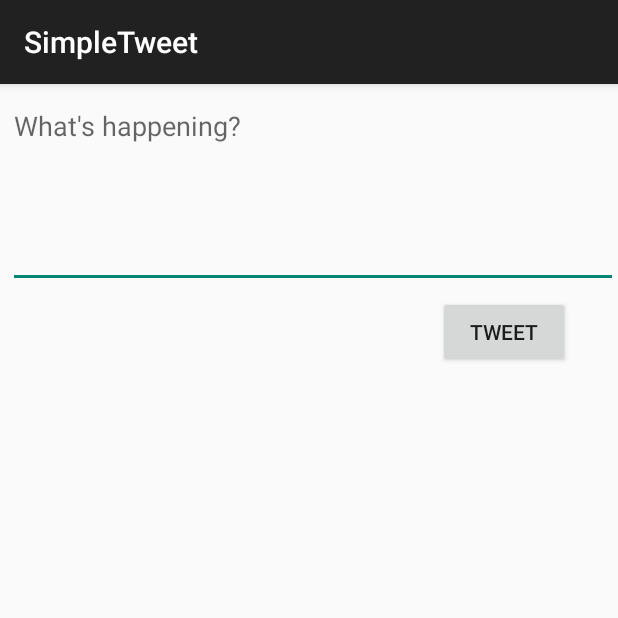
After one commit to kimberly-kao/SimpleTweet, an Android app: the ComposeActivity screen opened directly, with no data from a screen before it, on a phone screen of 412 x 824 dp, the top half of it. The commit adds this screen. Run offline under Robolectric (Android 15) with nearby library versions, the phone set to English and light mode, and no system bars; our stand-ins replace Room's generated code; libraries missing offline, so code that uses them is left out: com.codepath.asynchttpclient, com.facebook.stetho, org.parceler; 1 statement that could not run was skipped.

Commit message:
Can now edit and post on app

```diff
--- a/app/build.gradle
+++ b/app/build.gradle
@@ -51,4 +51,6 @@ dependencies {
     annotationProcessor "androidx.room:room-compiler:$room_version"
     implementation 'com.facebook.stetho:stetho:1.5.1'
     implementation 'androidx.swiperefreshlayout:swiperefreshlayout:1.0.0'
+    implementation 'org.parceler:parceler-api:1.1.12'
+    annotationProcessor 'org.parceler:parceler:1.1.12'
 }
--- a/app/src/main/AndroidManifest.xml
+++ b/app/src/main/AndroidManifest.xml
@@ -13,7 +13,8 @@
         android:icon="@drawable/ic_launcher"
         android:label="@string/app_name"
         android:theme="@style/AppTheme">
-        <activity android:name=".TimelineActivity"></activity>
+        <activity android:name=".ComposeActivity"></activity>
+        <activity android:name=".TimelineActivity" />
         <activity
             android:name=".LoginActivity"
             android:label="@string/app_name"
--- /dev/null
+++ b/app/src/main/java/com/codepath/apps/restclienttemplate/ComposeActivity.java
@@ -0,0 +1,85 @@
+package com.codepath.apps.restclienttemplate;
+
+import androidx.appcompat.app.AppCompatActivity;
+
+import android.content.Intent;
+import android.os.Bundle;
+import android.os.Parcel;
+import android.util.Log;
+import android.view.View;
+import android.widget.Button;
+import android.widget.EditText;
+import android.widget.Toast;
+
+import com.codepath.apps.restclienttemplate.models.Tweet;
+import com.codepath.asynchttpclient.callback.JsonHttpResponseHandler;
+
+import org.json.JSONArray;
+import org.json.JSONException;
+import org.parceler.Parcels;
+
+import okhttp3.Headers;
+
+public class ComposeActivity extends AppCompatActivity {
+
+    public static final String TAG = "ComposeActivity";
+    public static final  int MAX_TWEET_LENGTH = 140;
+
+    EditText etCompose;
+    Button btnTweet;
+
+    TwitterClient client;
+
+    @Override
+    protected void onCreate(Bundle savedInstanceState) {
+        super.onCreate(savedInstanceState);
+        setContentView(R.layout.activity_compose);
+
+        client = TwitterApp.getRestClient(this);
+
+        etCompose = findViewById(R.id.etCompose);
+        btnTweet = findViewById(R.id.btnTweet);
+
+        // Set click listener on button
+        btnTweet.setOnClickListener(new View.OnClickListener() {
+            @Override
+            public void onClick(View view) {
+                String tweetContent = etCompose.getText().toString();
+                if(tweetContent.isEmpty()){
+                    Toast.makeText(ComposeActivity.this, "Sorry your tweet cannot be empty", Toast.LENGTH_SHORT).show();
+                    return;
+                }
+                if(tweetContent.length() > MAX_TWEET_LENGTH){
+                    Toast.makeText(ComposeActivity.this, "Sorry your tweet is too long", Toast.LENGTH_SHORT).show();
+                    return;
+                }
+                Toast.makeText(ComposeActivity.this, tweetContent, Toast.LENGTH_SHORT).show();
+                // Make an API call to Twitter to publish the tweet
+                client.publishTweet(tweetContent, new JsonHttpResponseHandler() {
+                    @Override
+                    public void onSuccess(int statusCode, Headers headers, JSON json) {
+                        Log.e(TAG, "onSuccess to publish tweet");
+                        try {
+                            Tweet tweet = Tweet.fromJson(json.jsonObject);
+                            Log.i(TAG, "Published tweet says: " + tweet);
+                            Intent intent = new Intent();
+                            intent.putExtra("tweet", Parcels.wrap(tweet));
+                            // Set result code and bundle up for response
+                            setResult(RESULT_OK, intent);
+                            // closes the activity, pass data to parent
+                            finish();
+                        } catch (JSONException e) {
+                            e.printStackTrace();
+                        }
+                    }
+
+                    @Override
+                    public void onFailure(int statusCode, Headers headers, String response, Throwable throwable) {
+                        Log.e(TAG, "onFailure to publish tweet", throwable);
+                    }
+                });
+            }
+        });
+
+    }
+}
--- a/app/src/main/java/com/codepath/apps/restclienttemplate/models/User.java
+++ b/app/src/main/java/com/codepath/apps/restclienttemplate/models/User.java
@@ -4,13 +4,18 @@ import com.codepath.asynchttpclient.callback.JsonHttpResponseHandler;
 
 import org.json.JSONException;
 import org.json.JSONObject;
+import org.parceler.Parcel;
 
+@Parcel
 public class User {
 
     public String name;
     public String screenName;
     public String profileImageUrl;
 
+    public User(){
+
+    }
     public static User fromJson(JSONObject jsonObject) throws JSONException {
         User user = new User();
         user.name = jsonObject.getString("name");
--- /dev/null
+++ b/app/src/main/res/layout/activity_compose.xml
@@ -0,0 +1,33 @@
+<?xml version="1.0" encoding="utf-8"?>
+<RelativeLayout
+    xmlns:android="http://schemas.android.com/apk/res/android"
+    xmlns:app="http://schemas.android.com/apk/res-auto"
+    xmlns:tools="http://schemas.android.com/tools"
+    android:layout_width="match_parent"
+    android:layout_height="match_parent"
+    tools:context=".ComposeActivity">
+
+    <EditText
+        android:id="@+id/etCompose"
+        android:layout_width="match_parent"
+        android:layout_height="wrap_content"
+        android:layout_alignParentStart="true"
+        android:layout_alignParentTop="true"
+        android:layout_marginStart="5dp"
+        android:layout_marginTop="5dp"
+        android:ems="10"
+        android:gravity="start|top"
+        android:hint="What's happening?"
+        android:inputType="textMultiLine"
+        android:minLines="5" />
+
+    <Button
+        android:id="@+id/btnTweet"
+        android:layout_width="wrap_content"
+        android:layout_height="wrap_content"
+        android:layout_below="@+id/etCompose"
+        android:layout_alignParentEnd="true"
+        android:layout_marginTop="5dp"
+        android:layout_marginEnd="32dp"
+        android:text="@string/tweet" />
+</RelativeLayout>
--- a/app/src/main/res/values/strings.xml
+++ b/app/src/main/res/values/strings.xml
@@ -5,5 +5,6 @@
     <string name="login_label">Log in</string>
     <string name="intent_scheme">oauth</string>
     <string name="intent_host">cprest</string>
+    <string name="tweet">Tweet</string>
 
 </resources>
```
Also changed, not shown: app/src/main/java/com/codepath/apps/restclienttemplate/TimelineActivity.java (+42 -0 lines), app/src/main/java/com/codepath/apps/restclienttemplate/TwitterClient.java (+8 -0 lines), app/src/main/java/com/codepath/apps/restclienttemplate/models/Tweet.java (+7 -0 lines), app/src/main/res/menu/menu_main.xml (added, +10 -0 lines).
